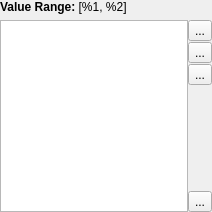
Old version of the form Qt/Components/Resources/UI/pqScalarValueListPropertyWidget.ui in the repository Kitware/ParaView.
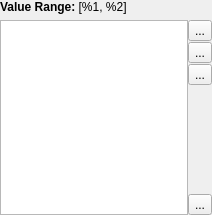
New version of the form. Icons and pictures are not drawn. Custom widgets are drawn as their Qt base class.

Commit message: BUG #14367: Fixed icon used on the contour panel.

Diff of the .ui file:
```diff
--- a/Qt/Components/Resources/UI/pqScalarValueListPropertyWidget.ui
+++ b/Qt/Components/Resources/UI/pqScalarValueListPropertyWidget.ui
@@ -7,7 +7,7 @@
     <x>0</x>
     <y>0</y>
     <width>212</width>
-    <height>184</height>
+    <height>215</height>
    </rect>
   </property>
   <property name="windowTitle">
```
Left out of the diff: 2 changed lines with no effect on the pictures. The commit also changes 2 other files.
